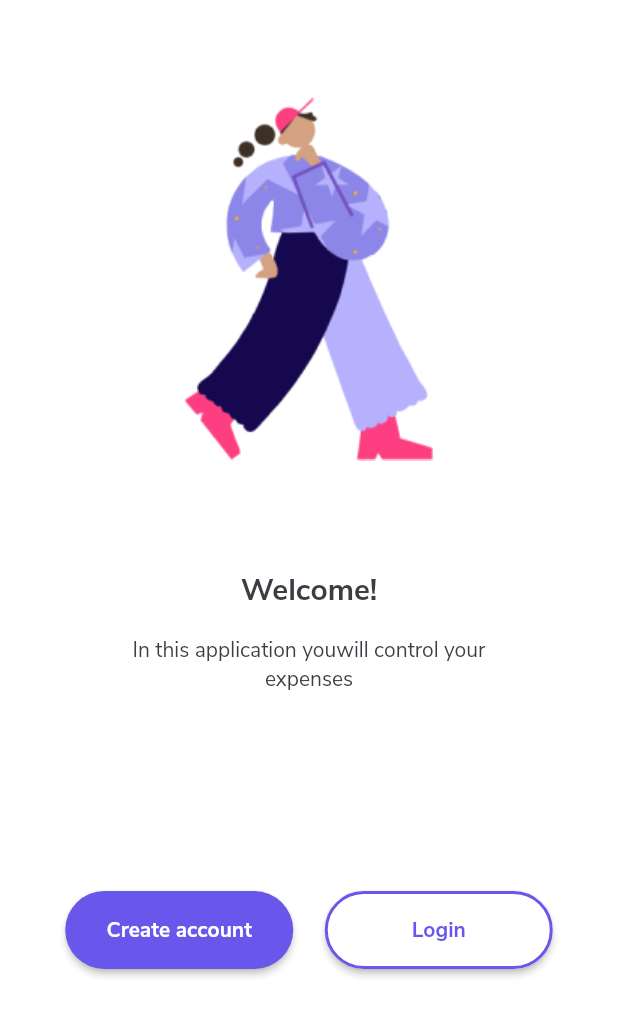
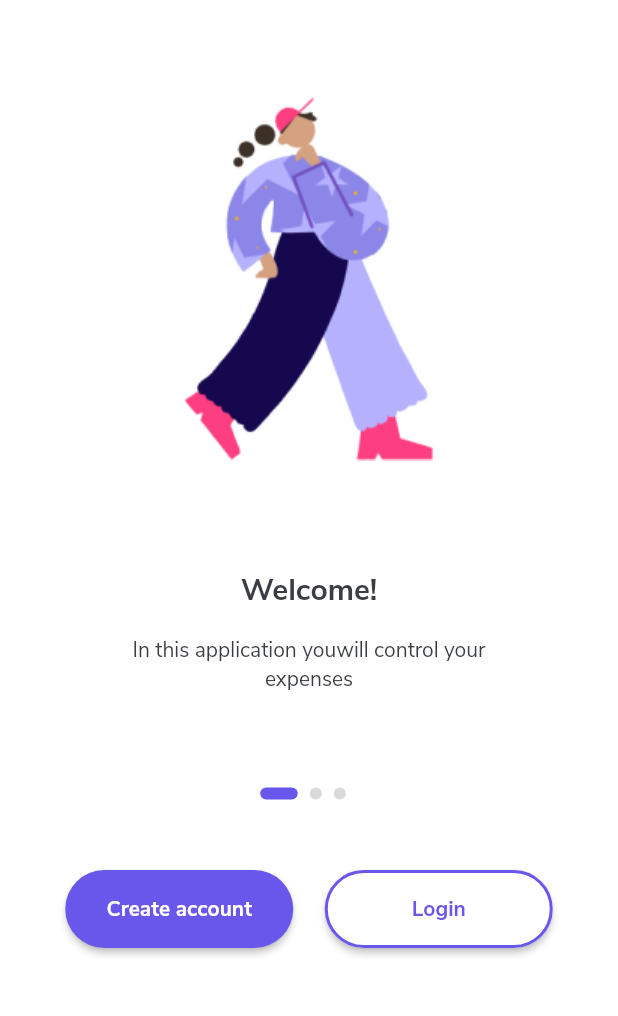
Before and after one commit to tgdssm/expense_manager, a Flutter app: the first screen one second after launch, on a phone screen of 412 x 824 dp. Shown: the top 1016 px of the screen. Run offline on Flutter 3.47's test engine with Material 2 defaults, Android fonts, the phone set to English and light mode, and no system bars; our stand-ins replace flutter_modular, get, localization.

Commit message:
[feat] introduction page

```diff
--- a/lib/app/app_module.dart
+++ b/lib/app/app_module.dart
@@ -1,4 +1,5 @@
 import 'package:expense_manager/app/core/routes.dart';
+import 'package:expense_manager/app/introduction/presenter/controllers/introduction_controller.dart';
 import 'package:expense_manager/app/introduction/presenter/pages/introduction_page.dart';
 import 'package:flutter_modular/flutter_modular.dart';
 
@@ -10,4 +11,9 @@ class AppModule extends Module {
       child: (context, args) => const IntroductionPage(),
     ),
   ];
+
+  @override
+  List<Bind> get binds => [
+        Bind((i) => IntroductionControllerImpl()),
+      ];
 }
--- a/lib/app/core/app_colors.dart
+++ b/lib/app/core/app_colors.dart
@@ -6,6 +6,7 @@ class AppColors {
   static const lightGrey = Color(0xffA9A9A9);
   static const grey1 = Color(0xff3A3D42);
   static final grey2 = const Color(0xff3A3D42)..withOpacity(.6);
+  static const grey3 = Color(0xffD9D9D9);
   static const white = Color(0xffFFFFFF);
   static const green = Color(0xff0ABE5D);
 }
--- a/lib/app/core/buttons/blocs/button_events.dart
+++ /dev/null
@@ -1,3 +0,0 @@
-abstract class ButtonEvent {}
-
-class LoadButtonEvent extends ButtonEvent {}
--- a/lib/app/core/helpers/horizontal_space.dart
+++ b/lib/app/core/helpers/horizontal_space.dart
@@ -1,6 +1,6 @@
 import 'package:flutter/widgets.dart';
 
-SizedBox HorizontalSpace({required double width}) {
+SizedBox HorizontalSpace(double width) {
   return SizedBox(
     width: width,
   );
--- a/lib/app/introduction/presenter/controllers/introduction_controller.dart
+++ b/lib/app/introduction/presenter/controllers/introduction_controller.dart
@@ -0,0 +1,34 @@
+import 'dart:async';
+
+import 'package:flutter/material.dart';
+import 'package:get/state_manager.dart';
+
+abstract class IntroductionController {
+  abstract Timer? timerToSkipPage;
+  abstract Rx<int> indexCurrentPage;
+  void skipPage(TabController tabController);
+}
+
+class IntroductionControllerImpl implements IntroductionController {
+  @override
+  Timer? timerToSkipPage;
+
+  @override
+  Rx<int> indexCurrentPage = 0.obs;
+
+  @override
+  void skipPage(TabController tabController) {
+    timerToSkipPage = Timer.periodic(const Duration(seconds: 5), (timer) {
+      if (indexCurrentPage.value >= 2) {
+        indexCurrentPage.value = 0;
+      } else {
+        indexCurrentPage.value++;
+      }
+      tabController.animateTo(
+        indexCurrentPage.value,
+        duration: const Duration(milliseconds: 300),
+        curve: Curves.easeInOut,
+      );
+    });
+  }
+}
--- a/lib/app/introduction/presenter/pages/introduction_page.dart
+++ b/lib/app/introduction/presenter/pages/introduction_page.dart
@@ -1,12 +1,15 @@
+import 'package:expense_manager/app/core/app_colors.dart';
 import 'package:expense_manager/app/core/assets_path.dart';
 import 'package:expense_manager/app/core/buttons/default_button.dart';
 import 'package:expense_manager/app/core/buttons/outline_button.dart';
 import 'package:expense_manager/app/core/helpers/horizontal_space.dart';
 import 'package:expense_manager/app/core/helpers/vertical_space.dart';
+import 'package:expense_manager/app/core/injection_dependencies.dart';
 import 'package:expense_manager/app/core/strings.dart';
 import 'package:expense_manager/app/core/text_styles.dart';
+import 'package:expense_manager/app/introduction/presenter/controllers/introduction_controller.dart';
 import 'package:flutter/material.dart';
-import 'package:flutter_svg/svg.dart';
+import 'package:get/get.dart';
 import 'package:localization/localization.dart';
 
 class IntroductionPage extends StatefulWidget {
@@ -16,15 +19,55 @@ class IntroductionPage extends StatefulWidget {
   State<IntroductionPage> createState() => _IntroductionPageState();
 }
 
-class _IntroductionPageState extends State<IntroductionPage> {
+class _IntroductionPageState extends State<IntroductionPage>
+    with SingleTickerProviderStateMixin {
+  final _controller = injection<IntroductionController>();
+  late TabController _tabController;
+
+  @override
+  void initState() {
+    _tabController = TabController(
+      length: 3,
+      vsync: this,
+    );
+    _tabController.addListener(() {});
+    _controller.skipPage(_tabController);
+    super.initState();
+  }
+
+  @override
+  void dispose() {
+    _controller.timerToSkipPage!.cancel();
+
+    super.dispose();
+  }
+
   @override
   Widget build(BuildContext context) {
     return Scaffold(
       body: SafeArea(
         child: Column(
           children: [
-            _buildPage(),
-            VerticalSpace(height: 120),
+            _buildPageView(),
+            VerticalSpace(height: 25),
+            TabBar(
+              controller: _tabController,
+              indicatorColor: Colors.transparent,
+              labelPadding: EdgeInsets.zero,
+              padding: EdgeInsets.zero,
+              isScrollable: true,
+              onTap: (index) {
+                _controller.indexCurrentPage.value = index;
+                _controller.timerToSkipPage!.cancel();
+                _controller.skipPage(_tabController);
+              },
+              tabs: [
+                _buildPageIndicator(0),
+                _buildPageIndicator(1),
+                _buildPageIndicator(2),
+              ],
+            ),
+            VerticalSpace(height: 45),
             Row(
               mainAxisAlignment: MainAxisAlignment.center,
               children: [
@@ -32,7 +75,7 @@ class _IntroductionPageState extends State<IntroductionPage> {
                   text: Strings.createAccount.i18n(),
                   onTap: () {},
                 ),
-                HorizontalSpace(width: 21),
+                HorizontalSpace(21),
                 OutlineButton(
                   text: Strings.login.i18n(),
                   onTap: () {},
@@ -45,19 +88,74 @@ class _IntroductionPageState extends State<IntroductionPage> {
     );
   }
 
-  _buildPage() {
+  _buildPageIndicator(int indexPage) {
+    return Obx(
+      () => Container(
+        height: 8,
+        width: indexPage == _controller.indexCurrentPage.value ? 25 : 8,
+        margin: const EdgeInsets.only(right: 8),
+        decoration: indexPage == _controller.indexCurrentPage.value
+            ? BoxDecoration(
+                shape: BoxShape.rectangle,
+                color: AppColors.primaryColor,
+                borderRadius: BorderRadius.circular(37),
+              )
+            : const BoxDecoration(
+                shape: BoxShape.circle,
+                color: AppColors.grey3,
+              ),
+      ),
+    );
+  }
+
+  _buildPageView() {
+    return SizedBox(
+      height: 500,
+      child: TabBarView(
+        controller: _tabController,
+        physics: const NeverScrollableScrollPhysics(),
+        children: [
+          _buildPage(
+            image: AssetsPath.standing,
+            title: Strings.welcome.i18n(),
+            subtitle: Strings.inThisApp.i18n(),
+          ),
+          _buildPage(
+            image: AssetsPath.businessAnalytics,
+            title: Strings.easyToUse.i18n(),
+            subtitle: Strings.justEnterYourExpense.i18n(),
+          ),
+          _buildPage(
+            image: AssetsPath.calendar,
+            title: Strings.longTerm.i18n(),
+            subtitle: Strings.planHowMuch.i18n(),
+            isCalendar: true,
+          ),
+        ],
+      ),
+    );
+  }
+
+  _buildPage({
+    required String image,
+    required String title,
+    required String subtitle,
+    bool isCalendar = false,
+  }) {
     return Container(
       alignment: Alignment.center,
       child: Column(
         children: [
           VerticalSpace(height: 60),
-          SizedBox(
+          Container(
+            padding: EdgeInsets.only(
+                left: isCalendar ? 40 : 0, top: isCalendar ? 40 : 0),
             height: 247,
-            child: Image.asset(AssetsPath.standing),
+            child: Image.asset(image),
           ),
           VerticalSpace(height: 73),
           Text(
-            Strings.welcome.i18n(),
+            title,
             style: TextStyles.heading4,
           ),
           VerticalSpace(height: 17),
@@ -65,7 +163,7 @@ class _IntroductionPageState extends State<IntroductionPage> {
             height: 50,
             width: 264,
             child: Text(
-              Strings.inThisApp.i18n(),
+              subtitle,
               style: TextStyles.body4,
               textAlign: TextAlign.center,
             ),
--- a/pubspec.yaml
+++ b/pubspec.yaml
@@ -20,7 +20,7 @@ dependencies:
   flutter_modular: ^5.0.3
 
   # state manager
-  # get: ^4.6.5
+  get: ^4.6.5
 
   # tests
   mockito: ^5.3.0
```
Also changed, not shown: pubspec.lock.
